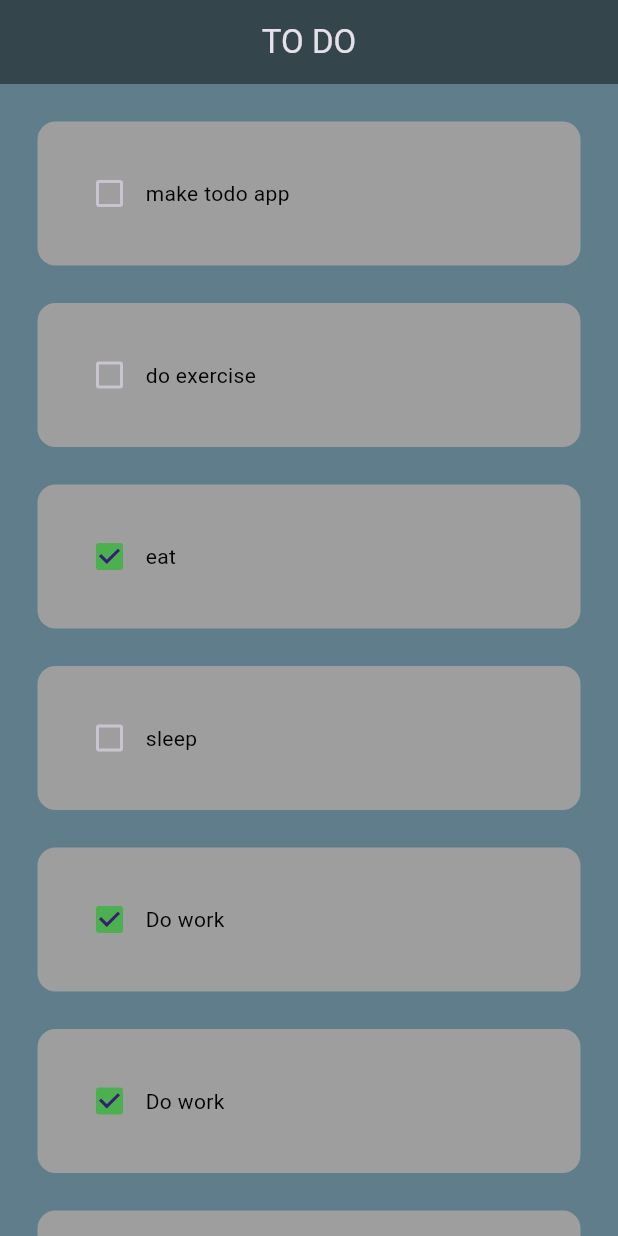
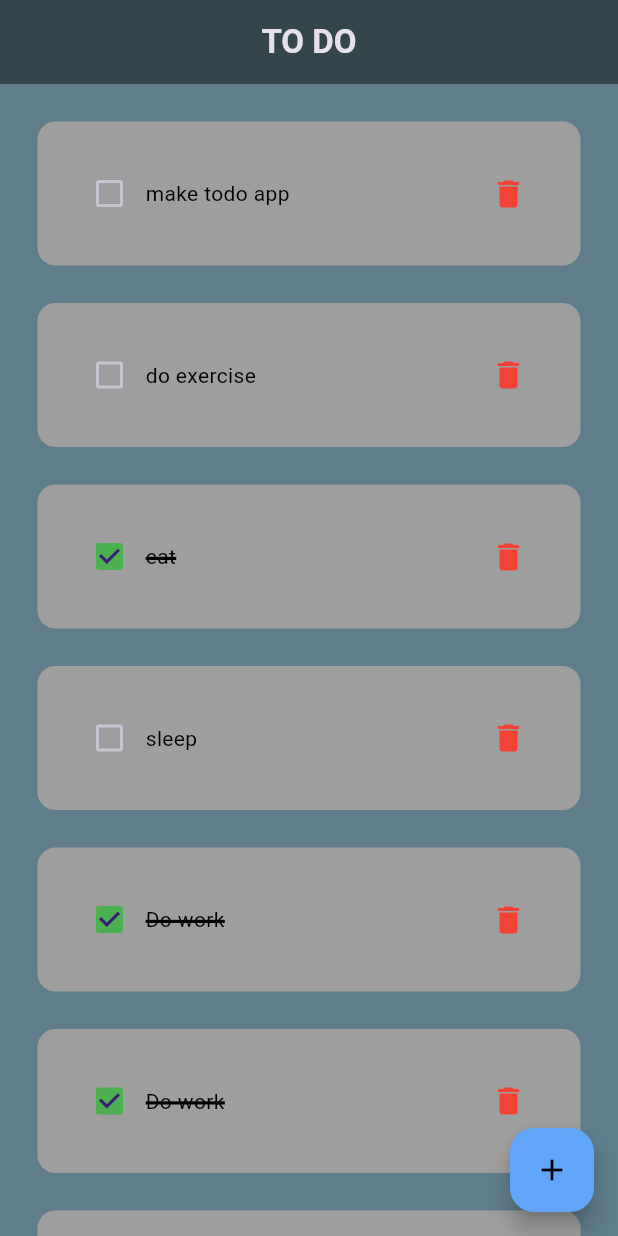
Before and after one commit to 0xawasthi/todo-app, a Flutter app: the screen it shows after launch, on a phone screen of 412 x 824 dp. Run offline on Flutter 3.47's test engine with Material 3 defaults, Android fonts, the phone set to English and light mode, and no system bars.

Commit message:
add icons and refinement

```diff
--- a/lib/homepage.dart
+++ b/lib/homepage.dart
@@ -33,11 +33,20 @@ class _HomePageState extends State<HomePage> {
       // backgroundColor: Colors.yellow[100],
       backgroundColor: Colors.blueGrey,
       appBar: AppBar(
-        title: Center(child: Text('TO DO')),
+        title: Center(
+          child: Text('TO DO', style: TextStyle(fontWeight: FontWeight.bold)),
+        ),
         // backgroundColor: Colors.yellowAccent[700],
         backgroundColor: Colors.black45,
         elevation: 0,
       ),
+
+      floatingActionButton: FloatingActionButton(
+        onPressed: () {},
+        child: Icon(Icons.add, color: Colors.black),
+        backgroundColor: Color(0xff60a5fa),
+      ),
+
       body: ListView.builder(
         itemCount: toDoList.length,
         itemBuilder: (context, index) {
--- a/lib/utilities/todo_tile.dart
+++ b/lib/utilities/todo_tile.dart
@@ -18,6 +18,11 @@ class ToDoTile extends StatelessWidget {
       padding: const EdgeInsets.only(left: 25, right: 25, top: 25),
       child: Container(
         padding: EdgeInsets.all(24),
+        decoration: BoxDecoration(
+          color: Colors.grey,
+
+          borderRadius: BorderRadius.circular(12),
+        ),
         child: Row(
           children: [
             Checkbox(
@@ -25,12 +30,26 @@ class ToDoTile extends StatelessWidget {
               onChanged: onChanged,
               activeColor: Colors.green,
             ),
-            Text(taskName, style: TextStyle(color: Colors.black)),
+            Text(
+              taskName,
+              style: TextStyle(
+                color: Colors.black,
+                decoration:
+                    taskCompleted
+                        ? TextDecoration.lineThrough
+                        : TextDecoration.none,
+                decorationColor: Colors.black,
+                decorationThickness: 3,
+              ),
+            ),
+
+            Expanded(child: SizedBox()),
+            IconButton(
+              onPressed: () {},
+              icon: Icon(Icons.delete),
+              color: Colors.red,
+            ),
           ],
-        ),
-        decoration: BoxDecoration(
-          color: Colors.grey,
-          borderRadius: BorderRadius.circular(12),
         ),
       ),
     );
```
